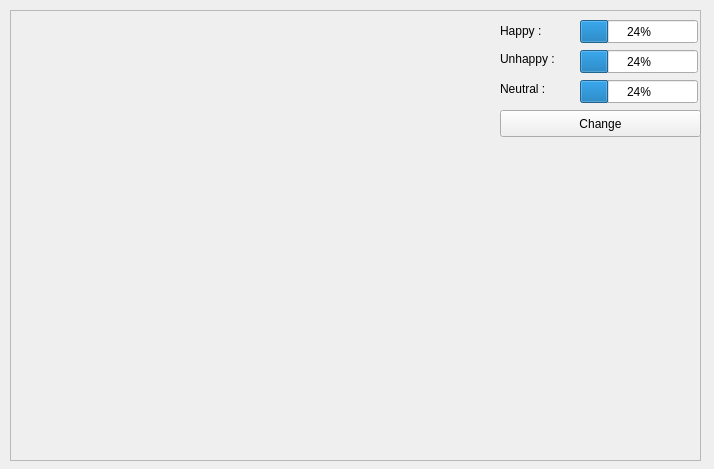
Old version of the form gui.ui in the repository onurgunes/DeepFacialEmotion.
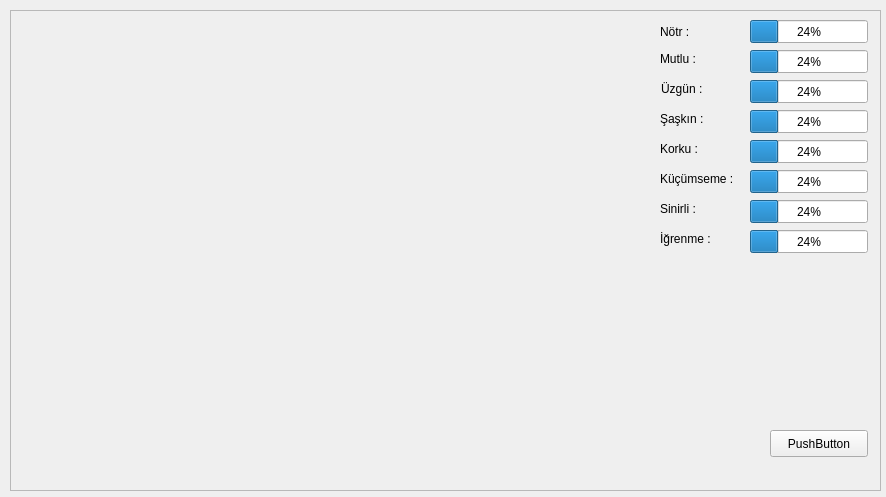
New version of the form.

Commit message: cam windows size 1

```diff
--- a/gui.ui
+++ b/gui.ui
@@ -6,8 +6,8 @@
    <rect>
     <x>0</x>
     <y>0</y>
-    <width>714</width>
-    <height>469</height>
+    <width>886</width>
+    <height>497</height>
    </rect>
   </property>
   <property name="windowTitle">
@@ -18,8 +18,8 @@
     <rect>
      <x>10</x>
      <y>10</y>
-     <width>691</width>
-     <height>451</height>
+     <width>871</width>
+     <height>481</height>
     </rect>
    </property>
    <property name="frameShape">
@@ -31,7 +31,7 @@
    <widget class="QProgressBar" name="progressBar">
     <property name="geometry">
      <rect>
-      <x>570</x>
+      <x>740</x>
       <y>10</y>
       <width>118</width>
       <height>23</height>
@@ -44,7 +44,7 @@
    <widget class="QProgressBar" name="progressBar_2">
     <property name="geometry">
      <rect>
-      <x>570</x>
+      <x>740</x>
       <y>40</y>
       <width>118</width>
       <height>23</height>
@@ -57,46 +57,46 @@
    <widget class="QLabel" name="label">
     <property name="geometry">
      <rect>
-      <x>490</x>
-      <y>12</y>
-      <width>66</width>
+      <x>651</x>
+      <y>70</y>
+      <width>60</width>
       <height>17</height>
      </rect>
     </property>
     <property name="text">
-     <string>Happy :</string>
+     <string>Üzgün :</string>
     </property>
    </widget>
    <widget class="QLabel" name="label_2">
     <property name="geometry">
      <rect>
-      <x>490</x>
+      <x>650</x>
       <y>40</y>
       <width>66</width>
       <height>17</height>
      </rect>
     </property>
     <property name="text">
-     <string>Unhappy :</string>
+     <string>Mutlu :</string>
     </property>
    </widget>
    <widget class="QLabel" name="label_3">
     <property name="geometry">
      <rect>
-      <x>490</x>
-      <y>70</y>
+      <x>650</x>
+      <y>13</y>
       <width>66</width>
       <height>17</height>
      </rect>
     </property>
     <property name="text">
-     <string>Neutral :</string>
+     <string>Nötr :</string>
     </property>
    </widget>
    <widget class="QProgressBar" name="progressBar_3">
     <property name="geometry">
      <rect>
-      <x>570</x>
+      <x>740</x>
       <y>70</y>
       <width>118</width>
       <height>23</height>
@@ -106,17 +106,147 @@
      <number>24</number>
     </property>
    </widget>
+   <widget class="QProgressBar" name="progressBar_4">
+    <property name="geometry">
+     <rect>
+      <x>740</x>
+      <y>100</y>
+      <width>118</width>
+      <height>23</height>
+     </rect>
+    </property>
+    <property name="value">
+     <number>24</number>
+    </property>
+   </widget>
+   <widget class="QLabel" name="label_4">
+    <property name="geometry">
+     <rect>
+      <x>650</x>
+      <y>100</y>
+      <width>66</width>
+      <height>17</height>
+     </rect>
+    </property>
+    <property name="text">
+     <string>Şaşkın :</string>
+    </property>
+   </widget>
+   <widget class="QProgressBar" name="progressBar_5">
+    <property name="geometry">
+     <rect>
+      <x>740</x>
+      <y>130</y>
+      <width>118</width>
+      <height>23</height>
+     </rect>
+    </property>
+    <property name="value">
+     <number>24</number>
+    </property>
+   </widget>
+   <widget class="QLabel" name="label_5">
+    <property name="geometry">
+     <rect>
+      <x>650</x>
+      <y>130</y>
+      <width>66</width>
+      <height>17</height>
+     </rect>
+    </property>
+    <property name="text">
+     <string>Korku :</string>
+    </property>
+   </widget>
+   <widget class="QProgressBar" name="progressBar_6">
+    <property name="geometry">
+     <rect>
+      <x>740</x>
+      <y>160</y>
+      <width>118</width>
+      <height>23</height>
+     </rect>
+    </property>
+    <property name="value">
+     <number>24</number>
+    </property>
+   </widget>
+   <widget class="QLabel" name="label_6">
+    <property name="geometry">
+     <rect>
+      <x>650</x>
+      <y>160</y>
+      <width>91</width>
+      <height>17</height>
+     </rect>
+    </property>
+    <property name="text">
+     <string>Küçümseme :</string>
+    </property>
+   </widget>
+   <widget class="QProgressBar" name="progressBar_7">
+    <property name="geometry">
+     <rect>
+      <x>740</x>
+      <y>190</y>
+      <width>118</width>
+      <height>23</height>
+     </rect>
+    </property>
+    <property name="value">
+     <number>24</number>
+    </property>
+   </widget>
+   <widget class="QLabel" name="label_7">
+    <property name="geometry">
+     <rect>
+      <x>650</x>
+      <y>190</y>
+      <width>66</width>
+      <height>17</height>
+     </rect>
+    </property>
+    <property name="text">
+     <string>Sinirli :</string>
+    </property>
+   </widget>
+   <widget class="QProgressBar" name="progressBar_8">
+    <property name="geometry">
+     <rect>
+      <x>740</x>
+      <y>220</y>
+      <width>118</width>
+      <height>23</height>
+     </rect>
+    </property>
+    <property name="value">
+     <number>24</number>
+    </property>
+   </widget>
+   <widget class="QLabel" name="label_8">
+    <property name="geometry">
+     <rect>
+      <x>650</x>
+      <y>220</y>
+      <width>66</width>
+      <height>17</height>
+     </rect>
+    </property>
+    <property name="text">
+     <string>İğrenme :</string>
+    </property>
+   </widget>
    <widget class="QPushButton" name="btnChange">
     <property name="geometry">
      <rect>
-      <x>490</x>
-      <y>100</y>
-      <width>201</width>
+      <x>760</x>
+      <y>420</y>
+      <width>98</width>
       <height>27</height>
      </rect>
     </property>
     <property name="text">
-     <string>Change</string>
+     <string>PushButton</string>
     </property>
    </widget>
   </widget>
```
